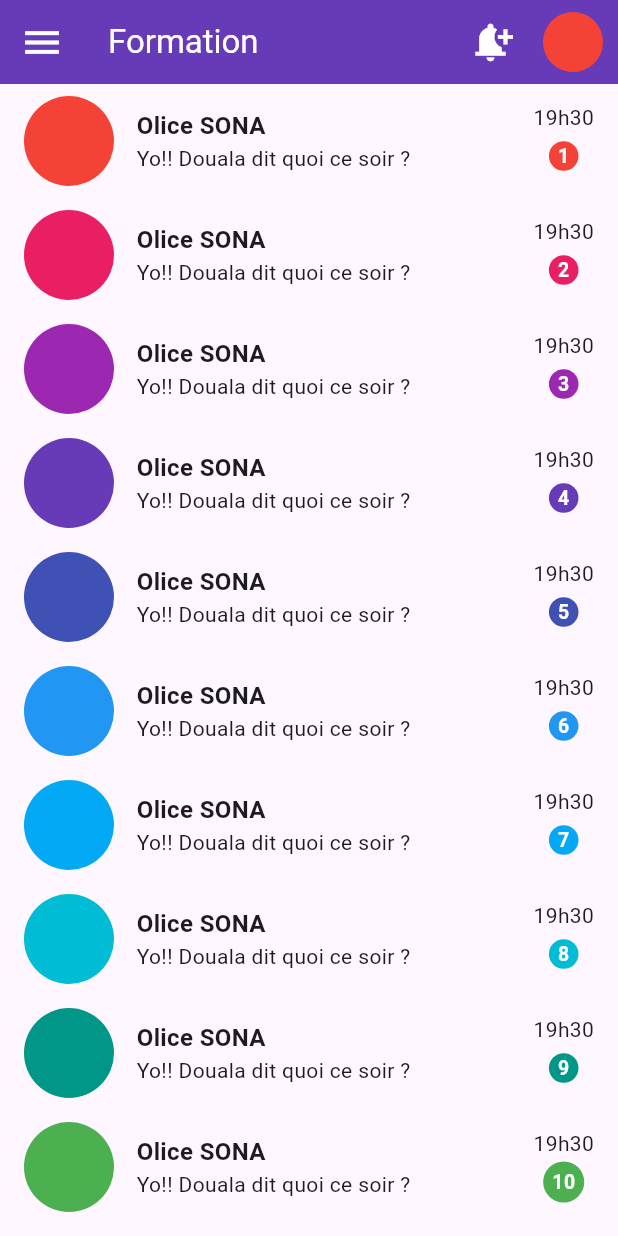
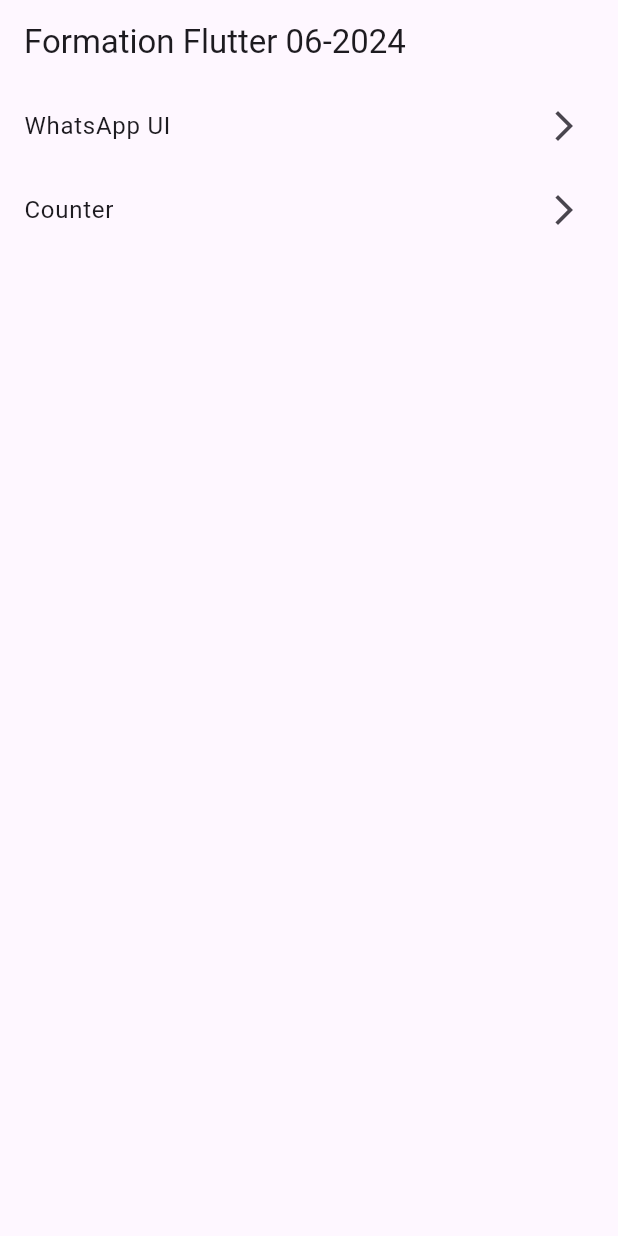
Before and after one commit to Brughth/Formation_flutter_06_24, a Flutter app: the screen it shows after launch, on a phone screen of 412 x 824 dp. Run offline on Flutter 3.47's test engine with Material 3 defaults, Android fonts, the phone set to English and light mode, and no system bars.

```diff
--- /dev/null
+++ b/lib/application_screen.dart
@@ -0,0 +1,42 @@
+import 'package:flutter/material.dart';
+import 'package:formation_flutter_join24/counter_screen.dart';
+import 'package:formation_flutter_join24/home_screen.dart';
+
+class ApplicationScreen extends StatelessWidget {
+  const ApplicationScreen({super.key});
+
+  @override
+  Widget build(BuildContext context) {
+    return Scaffold(
+      appBar: AppBar(
+        title: const Text("Formation Flutter 06-2024"),
+      ),
+      body: ListView(
+        children: [
+          ListTile(
+            title: Text("WhatsApp UI"),
+            trailing: Icon(Icons.arrow_forward_ios),
+            onTap: () {
+              Navigator.of(context).push(
+                MaterialPageRoute(
+                  builder: (context) => const HomeScreen(),
+                ),
+              );
+            },
+          ),
+          ListTile(
+            title: Text("Counter"),
+            trailing: Icon(Icons.arrow_forward_ios),
+            onTap: () {
+              Navigator.of(context).push(
+                MaterialPageRoute(
+                  builder: (context) => const CounterScreen(),
+                ),
+              );
+            },
+          )
+        ],
+      ),
+    );
+  }
+}
--- a/lib/home_screen.dart
+++ b/lib/home_screen.dart
@@ -1,4 +1,5 @@
 import 'package:flutter/material.dart';
+import 'package:formation_flutter_join24/stl.dart';
 
 class HomeScreen extends StatelessWidget {
   const HomeScreen({super.key});
@@ -8,19 +9,20 @@ class HomeScreen extends StatelessWidget {
     return Scaffold(
       appBar: AppBar(
         backgroundColor: Colors.deepPurple,
-        leading: const Icon(
-          Icons.menu,
-          color: Colors.white,
-          size: 30,
-        ),
+        // leading: const Icon(
+        //   Icons.menu,
+        //   color: Colors.white,
+        //   size: 30,
+        // ),
         // centerTitle: true,
-        title: const Text(
-          "Formation",
-          textAlign: TextAlign.center,
-          style: TextStyle(
-            color: Colors.white,
-          ),
-        ),
+        title: const MyStateLessWidget(),
+        // title: const Text(
+        //   "Formation",
+        //   textAlign: TextAlign.center,
+        //   style: TextStyle(
+        //     color: Colors.white,
+        //   ),
+        // ),
         actions: const [
           Icon(
             Icons.notification_add,
@@ -29,7 +31,7 @@ class HomeScreen extends StatelessWidget {
           ),
           SizedBox(width: 20),
           CircleAvatar(
-            backgroundColor: Colors.red,
+            backgroundColor: Colors.yellow,
           ),
           SizedBox(width: 10),
         ],
@@ -58,14 +60,8 @@ class HomeScreen extends StatelessWidget {
           //     ),
           //   ),
           for (int i = 0; i <= 15; i++)
-            Padding(
-              padding: const EdgeInsets.symmetric(
-                horizontal: 16,
-                vertical: 8,
-              ),
-              child: Row(
-                children: [
-                  Container(
+            ListTile(
+              leading: Container(
                 height: 60,
                 width: 60,
                 // color: Colors.red,
@@ -74,30 +70,21 @@ class HomeScreen extends StatelessWidget {
                   shape: BoxShape.circle,
                 ),
               ),
-                  const SizedBox(width: 15),
-                  const Expanded(
-                    child: Column(
-                      crossAxisAlignment: CrossAxisAlignment.start,
-                      mainAxisAlignment: MainAxisAlignment.start,
-                      children: [
-                        Text(
+              title: const Text(
                 "Olice SONA",
                 style: TextStyle(
                   fontSize: 16,
                   fontWeight: FontWeight.w600,
                 ),
               ),
-                        Text(
+              subtitle: Text(
                 "Yo!! Douala dit quoi ce soir ?",
-                        )
-                      ],
               ),
-                  ),
-                  Column(
+              trailing: Column(
                 children: [
-                      Text("19h30"),
+                  const Text("19h30"),
                   Container(
-                        padding: EdgeInsets.all(6),
+                    padding: const EdgeInsets.all(6),
                     // color: Colors.red,
                     decoration: BoxDecoration(
                       color: Colors.primaries[i],
@@ -113,10 +100,67 @@ class HomeScreen extends StatelessWidget {
                     ),
                   ),
                 ],
-                  )
-                ],
               ),
-            )
+            ),
+          // Padding(
+          //   padding: const EdgeInsets.symmetric(
+          //     horizontal: 16,
+          //     vertical: 8,
+          //   ),
+          //   child: Row(
+          //     children: [
+          //       Container(
+          //         height: 60,
+          //         width: 60,
+          //         // color: Colors.red,
+          //         decoration: BoxDecoration(
+          //           color: Colors.primaries[0],
+          //           shape: BoxShape.circle,
+          //         ),
+          //       ),
+          //       const SizedBox(width: 15),
+          //       const Expanded(
+          //         child: Column(
+          //           crossAxisAlignment: CrossAxisAlignment.start,
+          //           mainAxisAlignment: MainAxisAlignment.start,
+          //           children: [
+          //             Text(
+          //               "Olice SONA",
+          //               style: TextStyle(
+          //                 fontSize: 16,
+          //                 fontWeight: FontWeight.w600,
+          //               ),
+          //             ),
+          //             Text(
+          //               "Yo!! Douala dit quoi ce soir ?",
+          //             )
+          //           ],
+          //         ),
+          //       ),
+          //       Column(
+          //         children: [
+          //           const Text("19h30"),
+          //           Container(
+          //             padding: const EdgeInsets.all(6),
+          //             // color: Colors.red,
+          //             decoration: BoxDecoration(
+          //               color: Colors.primaries[i],
+          //               shape: BoxShape.circle,
+          //             ),
+          //             child: Text(
+          //               "${i + 1}",
+          //               style: const TextStyle(
+          //                 fontSize: 13,
+          //                 color: Colors.white,
+          //                 fontWeight: FontWeight.bold,
+          //               ),
+          //             ),
+          //           ),
+          //         ],
+          //       )
+          //     ],
+          //   ),
+          // )
         ],
       ),
     );
--- a/lib/main.dart
+++ b/lib/main.dart
@@ -1,5 +1,5 @@
 import 'package:flutter/material.dart';
-import 'package:formation_flutter_join24/home_screen.dart';
+import 'package:formation_flutter_join24/application_screen.dart';
 
 void main() {
   runApp(const MyApp());
@@ -26,7 +26,7 @@ class MyApp extends StatelessWidget {
         colorScheme: ColorScheme.fromSeed(seedColor: Colors.deepPurple),
         useMaterial3: true,
       ),
-      home: const HomeScreen(),
+      home: const ApplicationScreen(),
     );
   }
 }
```
Also changed, not shown: lib/counter_screen.dart (added, +90 -0 lines), lib/my_home_page.dart (added, +30 -0 lines), lib/stl.dart (added, +10 -0 lines). Lines whose indentation alone changed are shown as unchanged.
